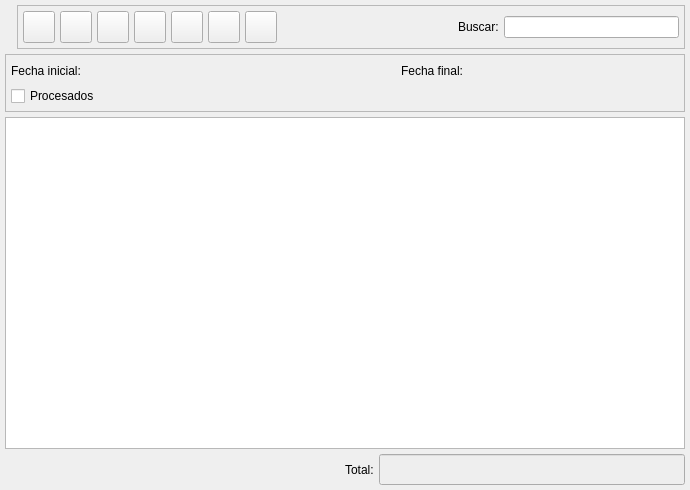
This is bulmages/bulmafact/src/budgetslistbase.ui in eboladev/Bulmages-1 as Qt 5 draws it before an edit. The edited form follows.
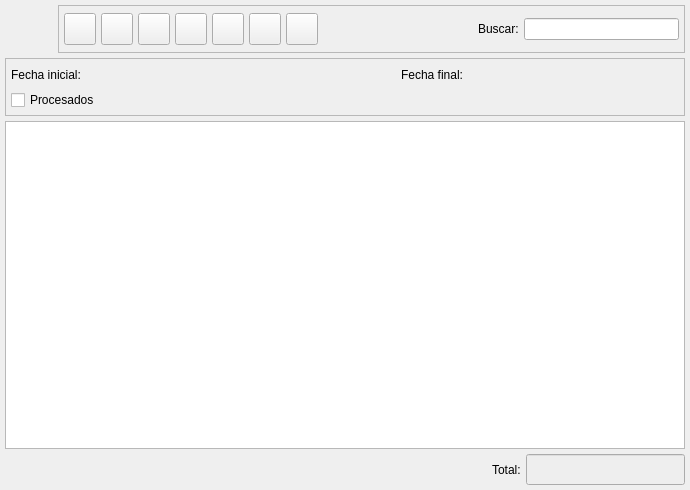
This is the edited form. Icons and pictures are not drawn. Custom widgets are drawn as their Qt base class.

Diff of the .ui file:
```diff
--- a/bulmages/bulmafact/src/budgetslistbase.ui
+++ b/bulmages/bulmafact/src/budgetslistbase.ui
@@ -36,6 +36,18 @@
      </property>
      <item>
       <widget class="QLabel" name="label" >
+       <property name="minimumSize" >
+        <size>
+         <width>48</width>
+         <height>48</height>
+        </size>
+       </property>
+       <property name="maximumSize" >
+        <size>
+         <width>48</width>
+         <height>48</height>
+        </size>
+       </property>
        <property name="text" >
         <string/>
        </property>
@@ -87,8 +99,8 @@
           </property>
           <property name="iconSize" >
            <size>
-            <width>22</width>
-            <height>22</height>
+            <width>32</width>
+            <height>32</height>
            </size>
           </property>
          </widget>
@@ -121,8 +133,8 @@
           </property>
           <property name="iconSize" >
            <size>
-            <width>22</width>
-            <height>22</height>
+            <width>32</width>
+            <height>32</height>
            </size>
           </property>
          </widget>
@@ -155,8 +167,8 @@
           </property>
           <property name="iconSize" >
            <size>
-            <width>22</width>
-            <height>22</height>
+            <width>32</width>
+            <height>32</height>
            </size>
           </property>
          </widget>
@@ -189,8 +201,8 @@
           </property>
           <property name="iconSize" >
            <size>
-            <width>22</width>
-            <height>22</height>
+            <width>32</width>
+            <height>32</height>
            </size>
           </property>
          </widget>
@@ -223,8 +235,8 @@
           </property>
           <property name="iconSize" >
            <size>
-            <width>22</width>
-            <height>22</height>
+            <width>32</width>
+            <height>32</height>
            </size>
           </property>
           <property name="checkable" >
@@ -260,8 +272,8 @@
           </property>
           <property name="iconSize" >
            <size>
-            <width>22</width>
-            <height>22</height>
+            <width>32</width>
+            <height>32</height>
            </size>
           </property>
           <property name="checkable" >
@@ -497,6 +509,20 @@
        <property name="enabled" >
         <bool>true</bool>
        </property>
+       <property name="sizePolicy" >
+        <sizepolicy>
+         <hsizetype>5</hsizetype>
+         <vsizetype>0</vsizetype>
+         <horstretch>0</horstretch>
+         <verstretch>0</verstretch>
+        </sizepolicy>
+       </property>
+       <property name="minimumSize" >
+        <size>
+         <width>150</width>
+         <height>0</height>
+        </size>
+       </property>
        <property name="palette" >
         <palette>
          <active>
@@ -559,6 +585,16 @@
  </widget>
  <layoutdefault spacing="3" margin="5" />
  <customwidgets>
+  <customwidget>
+   <class>BusquedaArticulo</class>
+   <extends>QWidget</extends>
+   <header>busquedaarticulo.h</header>
+  </customwidget>
+  <customwidget>
+   <class>BusquedaCliente</class>
+   <extends>QWidget</extends>
+   <header>busquedacliente.h</header>
+  </customwidget>
   <customwidget>
    <class>BusquedaFecha</class>
    <extends>QWidget</extends>
@@ -569,16 +605,6 @@
    <extends>QTableWidget</extends>
    <header>presupuestolist.h</header>
   </customwidget>
-  <customwidget>
-   <class>BusquedaArticulo</class>
-   <extends>QWidget</extends>
-   <header>busquedaarticulo.h</header>
-  </customwidget>
-  <customwidget>
-   <class>BusquedaCliente</class>
-   <extends>QWidget</extends>
-   <header>busquedacliente.h</header>
-  </customwidget>
  </customwidgets>
  <resources>
   <include location="../../bulmages.qrc" />
```
Left out of the diff: 12 changed lines with no effect on the pictures.
